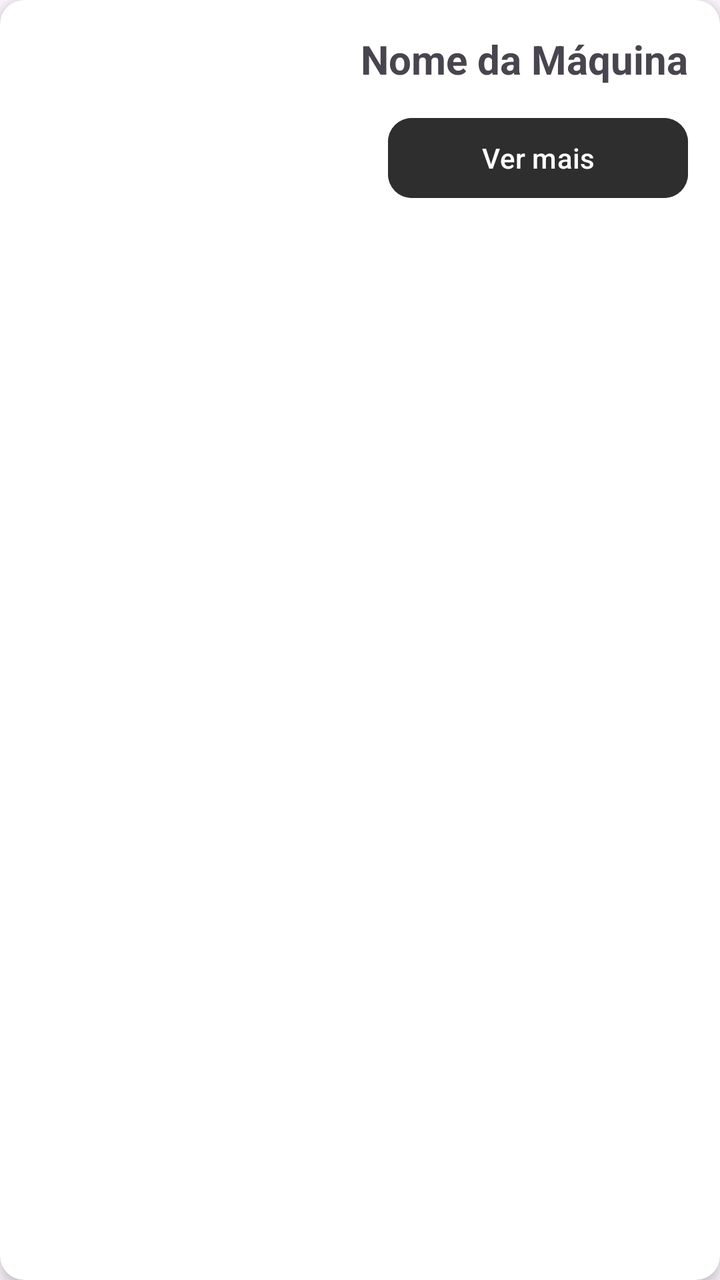
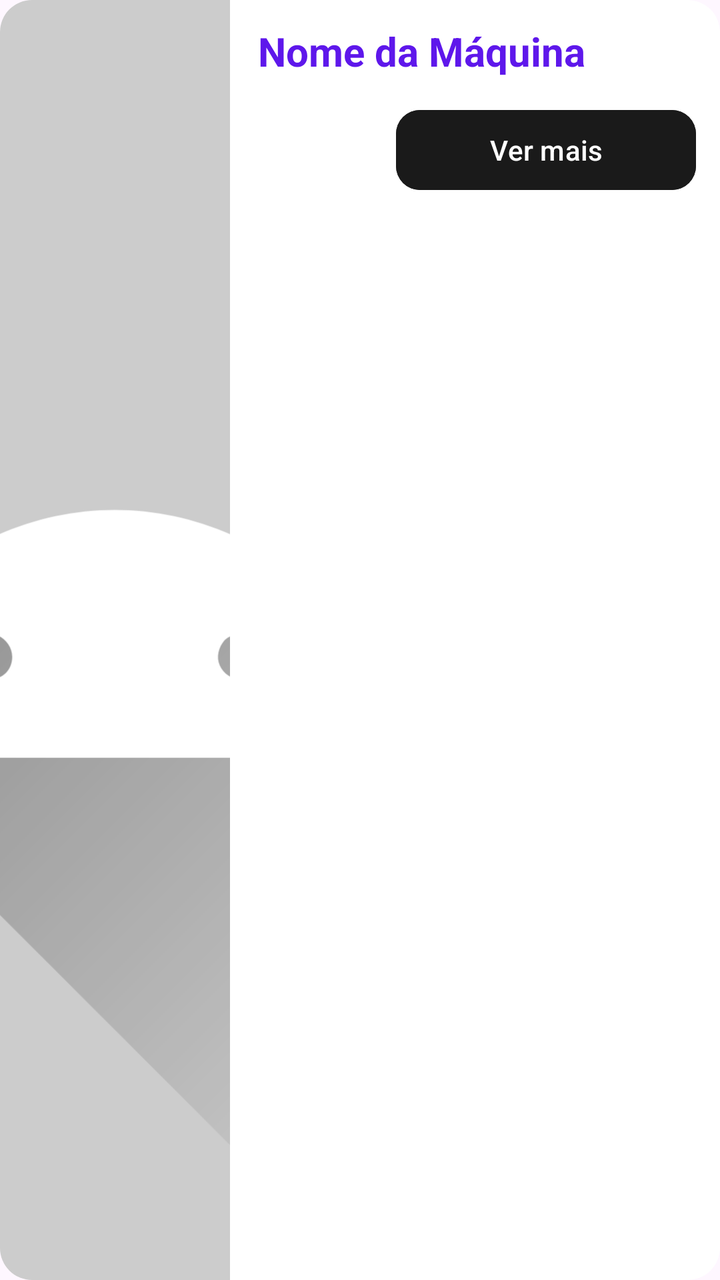

The first picture is an Android layout as it rendered before a commit; the second is the same layout after the commit. The layout source and the unified diff follow.
<!-- AndroidManifest.xml: application theme Theme.Orbis -->
<!-- res/layout/item_alerta.xml -->
<?xml version="1.0" encoding="utf-8"?>
<androidx.cardview.widget.CardView xmlns:android="http://schemas.android.com/apk/res/android"
    xmlns:app="http://schemas.android.com/apk/res-auto"
    android:layout_width="match_parent"
    android:layout_height="wrap_content"
    android:layout_margin="8dp"
    app:cardCornerRadius="12dp"
    app:cardElevation="4dp">

    <LinearLayout
        android:layout_width="match_parent"
        android:layout_height="wrap_content"
        android:orientation="vertical"
        android:padding="16dp">

        <TextView
            android:id="@+id/txtNomeVariavel"
            android:layout_width="wrap_content"
            android:layout_height="wrap_content"
            android:text="Nome da Máquina"
            android:textSize="20sp"
            android:textStyle="bold"
            android:layout_gravity="center|end"/>

        <Button
            android:id="@+id/btnVerMais"
            android:layout_width="150dp"
            android:layout_height="wrap_content"
            android:layout_marginTop="12dp"
            android:text="Ver mais"
            android:layout_gravity="end"
            app:cornerRadius="12dp"
            android:backgroundTint="@color/darkGray"/>

    </LinearLayout>

</androidx.cardview.widget.CardView>
<!-- resources referenced by this layout -->
<resources>
  <color name="darkGray">#2E2E2E</color>
  <style name="Theme.Orbis" parent="Base.Theme.Orbis" />
  <style name="Base.Theme.Orbis" parent="Theme.Material3.DayNight.NoActionBar">
          
          
      </style>
</resources>

<!-- the commit's change to res/layout/item_alerta.xml (unified diff, before → after) -->
@@ -1,37 +1,66 @@
 <?xml version="1.0" encoding="utf-8"?>
-<androidx.cardview.widget.CardView xmlns:android="http://schemas.android.com/apk/res/android"
+<androidx.cardview.widget.CardView
+    xmlns:android="http://schemas.android.com/apk/res/android"
     xmlns:app="http://schemas.android.com/apk/res-auto"
     android:layout_width="match_parent"
     android:layout_height="wrap_content"
-    android:layout_margin="8dp"
-    app:cardCornerRadius="12dp"
-    app:cardElevation="4dp">
+    android:layout_marginBottom="12dp"
+    app:cardCornerRadius="16dp"
+    app:cardElevation="0dp"
+    app:cardBackgroundColor="@color/white"
+    app:strokeWidth="1.5dp"
+    app:strokeColor="@color/border">
 
-    <LinearLayout
+    <RelativeLayout
         android:layout_width="match_parent"
-        android:layout_height="wrap_content"
-        android:orientation="vertical"
-        android:padding="16dp">
+        android:layout_height="wrap_content">
 
-        <TextView
-            android:id="@+id/txtNomeVariavel"
-            android:layout_width="wrap_content"
+        
+        <ImageView
+            android:id="@+id/imgAlerta"
+            android:layout_width="115dp"
+            android:layout_height="match_parent"
+            android:minHeight="120dp"
+            android:src="@drawable/ic_launcher_foreground"
+            android:scaleType="centerCrop"
+            android:background="@color/imageBackground"
+            android:layout_alignParentStart="true"
+            android:layout_alignParentTop="true"
+            android:layout_alignParentBottom="true" />
+
+        
+        <LinearLayout
+            android:layout_width="match_parent"
             android:layout_height="wrap_content"
-            android:text="Nome da Máquina"
-            android:textSize="20sp"
-            android:textStyle="bold"
-            android:layout_gravity="center|end"/>
+            android:orientation="vertical"
+            android:layout_toEndOf="@id/imgAlerta"
+            android:padding="12dp"
+            android:paddingStart="14dp">
 
-        <Button
-            android:id="@+id/btnVerMais"
-            android:layout_width="150dp"
-            android:layout_height="wrap_content"
-            android:layout_marginTop="12dp"
-            android:text="Ver mais"
-            android:layout_gravity="end"
-            app:cornerRadius="12dp"
-            android:backgroundTint="@color/darkGray"/>
+            
+            <TextView
+                android:id="@+id/txtNomeVariavel"
+                android:layout_width="wrap_content"
+                android:layout_height="wrap_content"
+                android:text="Nome da Máquina"
+                android:textSize="20sp"
+                android:textStyle="bold"
+                android:textColor="@color/purple" />
 
-    </LinearLayout>
+            
+            <Button
+                android:id="@+id/btnVerMais"
+                android:layout_width="150dp"
+                android:layout_height="wrap_content"
+                android:layout_marginTop="12dp"
+                android:text="Ver mais"
+                android:textColor="@color/white"
+                android:layout_gravity="end"
+                android:backgroundTint="@color/darkGray"
+                app:cornerRadius="12dp" />
+
+        </LinearLayout>
+
+    </RelativeLayout>
 
 </androidx.cardview.widget.CardView>
<!-- resource entries referenced after the edit -->
@@ -1,6 +1,41 @@
 <!-- resources referenced by this layout -->
 <resources>
-  <color name="darkGray">#2E2E2E</color>
+  <color name="border">#E0E0E0</color>
+  <color name="darkGray">#1A1A1A</color>
+  <color name="imageBackground">#CCCCCC</color>
+  <color name="purple">#5E17EB</color>
+  <color name="white">#FFFFFF</color>
+  <!-- drawable ic_launcher_foreground (drawable) -->
+  <vector xmlns:android="http://schemas.android.com/apk/res/android"
+      xmlns:aapt="http://schemas.android.com/aapt"
+      android:width="108dp"
+      android:height="108dp"
+      android:viewportWidth="108"
+      android:viewportHeight="108">
+      <path android:pathData="M31,63.928c0,0 6.4,-11 12.1,-13.1c7.2,-2.6 26,-1.4 26,-1.4l38.1,38.1L107,108.928l-32,-1L31,63.928z">
+          <aapt:attr name="android:fillColor">
+              <gradient
+                  android:endX="85.84757"
+                  android:endY="92.4963"
+                  android:startX="42.9492"
+                  android:startY="49.59793"
+                  android:type="linear">
+                  <item
+                      android:color="#44000000"
+                      android:offset="0.0" />
+                  <item
+                      android:color="#00000000"
+                      android:offset="1.0" />
+              </gradient>
+          </aapt:attr>
+      </path>
+      <path
+          android:fillColor="#FFFFFF"
+          android:fillType="nonZero"
+          android:pathData="M65.3,45.828l3.8,-6.6c0.2,-0.4 0.1,-0.9 -0.3,-1.1c-0.4,-0.2 -0.9,-0.1 -1.1,0.3l-3.9,6.7c-6.3,-2.8 -13.4,-2.8 -19.7,0l-3.9,-6.7c-0.2,-0.4 -0.7,-0.5 -1.1,-0.3C38.8,38.328 38.7,38.828 38.9,39.228l3.8,6.6C36.2,49.428 31.7,56.028 31,63.928h46C76.3,56.028 71.8,49.428 65.3,45.828zM43.4,57.328c-0.8,0 -1.5,-0.5 -1.8,-1.2c-0.3,-0.7 -0.1,-1.5 0.4,-2.1c0.5,-0.5 1.4,-0.7 2.1,-0.4c0.7,0.3 1.2,1 1.2,1.8C45.3,56.528 44.5,57.328 43.4,57.328L43.4,57.328zM64.6,57.328c-0.8,0 -1.5,-0.5 -1.8,-1.2s-0.1,-1.5 0.4,-2.1c0.5,-0.5 1.4,-0.7 2.1,-0.4c0.7,0.3 1.2,1 1.2,1.8C66.5,56.528 65.6,57.328 64.6,57.328L64.6,57.328z"
+          android:strokeWidth="1"
+          android:strokeColor="#00000000" />
+  </vector>
   <style name="Theme.Orbis" parent="Base.Theme.Orbis" />
   <style name="Base.Theme.Orbis" parent="Theme.Material3.DayNight.NoActionBar">
           
